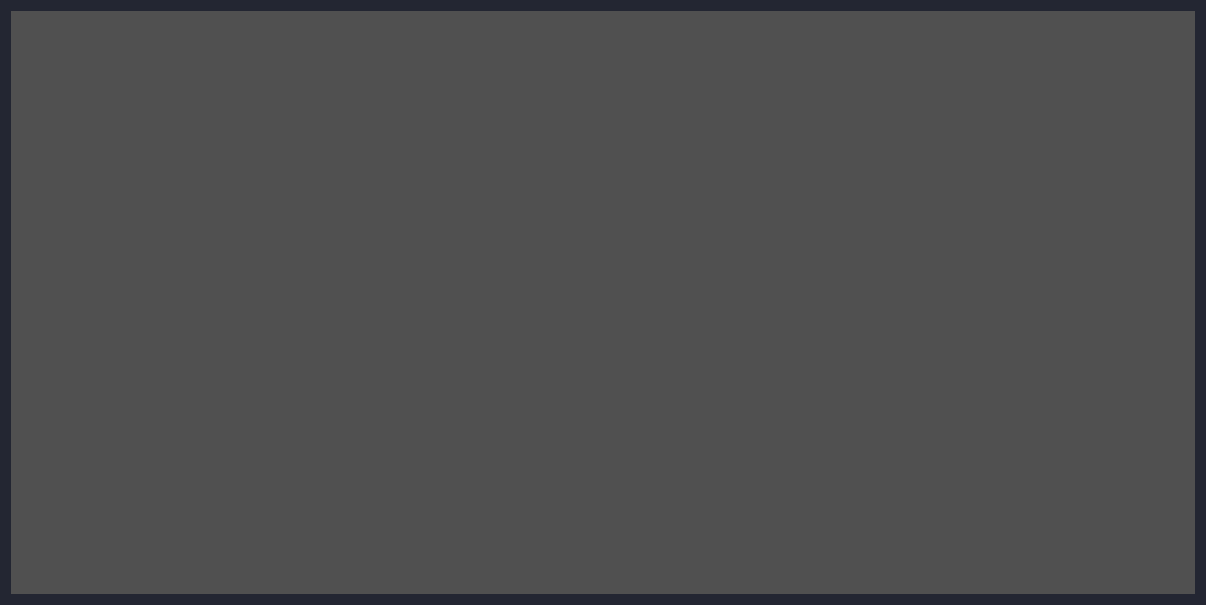
This is qt/administrator.ui in Alexey-Nikolaevic-B/pokazuha as Qt 5 draws it before an edit. The edited form follows.
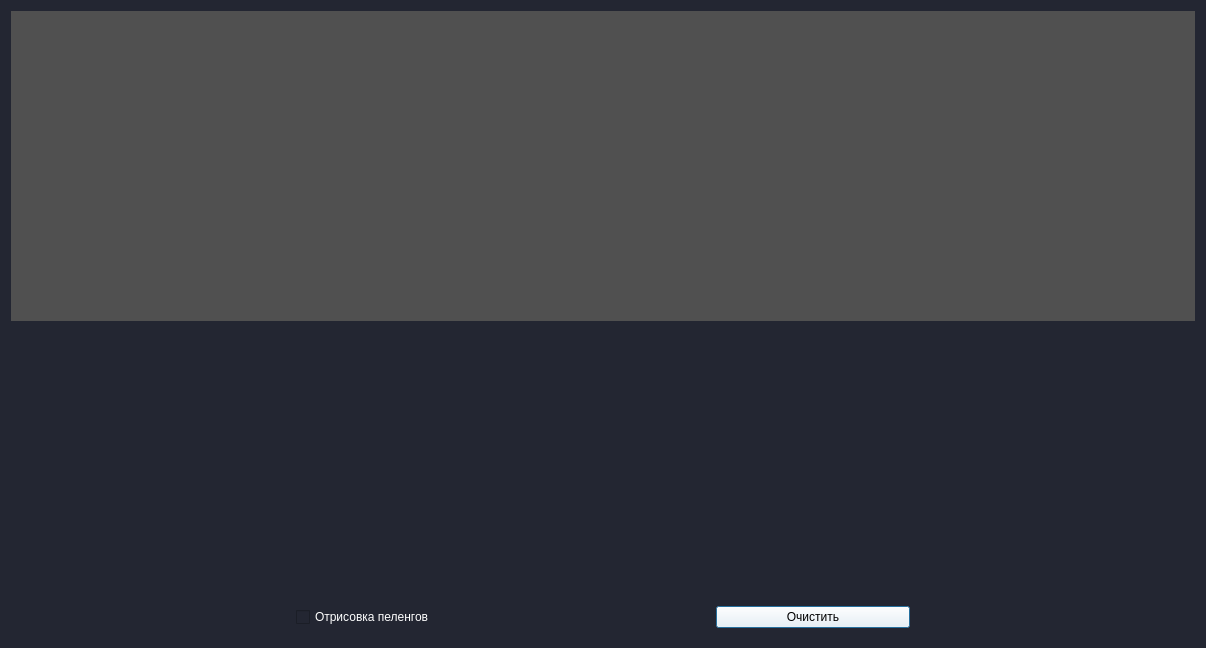
This is the edited form.

Commit message: # admin buttons

Diff of the .ui file:
```diff
--- a/qt/administrator.ui
+++ b/qt/administrator.ui
@@ -7,7 +7,7 @@
     <x>0</x>
     <y>0</y>
     <width>1206</width>
-    <height>605</height>
+    <height>648</height>
    </rect>
   </property>
   <property name="windowTitle">
@@ -24,6 +24,75 @@
      </property>
     </widget>
    </item>
+   <item alignment="Qt::AlignBottom">
+    <widget class="QWidget" name="widget" native="true">
+     <layout class="QHBoxLayout" name="horizontalLayout">
+      <item>
+       <spacer name="horizontalSpacer_2">
+        <property name="orientation">
+         <enum>Qt::Horizontal</enum>
+        </property>
+        <property name="sizeHint" stdset="0">
+         <size>
+          <width>40</width>
+          <height>20</height>
+         </size>
+        </property>
+       </spacer>
+      </item>
+      <item>
+       <widget class="QCheckBox" name="cb_draw">
+        <property name="styleSheet">
+         <string notr="true">color: rgb(255, 255, 255);
+font: 14pt &quot;MS Shell Dlg 2&quot;;</string>
+        </property>
+        <property name="text">
+         <string>Отрисовка пеленгов</string>
+        </property>
+       </widget>
+      </item>
+      <item>
+       <spacer name="horizontalSpacer">
+        <property name="orientation">
+         <enum>Qt::Horizontal</enum>
+        </property>
+        <property name="sizeHint" stdset="0">
+         <size>
+          <width>40</width>
+          <height>20</height>
+         </size>
+        </property>
+       </spacer>
+      </item>
+      <item>
+       <widget class="QPushButton" name="btn_clear">
+        <property name="cursor">
+         <cursorShape>PointingHandCursor</cursorShape>
+        </property>
+        <property name="styleSheet">
+         <string notr="true">background-color: rgb(255,255,255)</string>
+        </property>
+        <property name="text">
+         <string>                    Очистить                    </string>
+        </property>
+       </widget>
+      </item>
+      <item>
+       <spacer name="horizontalSpacer_3">
+        <property name="orientation">
+         <enum>Qt::Horizontal</enum>
+        </property>
+        <property name="sizeHint" stdset="0">
+         <size>
+          <width>40</width>
+          <height>20</height>
+         </size>
+        </property>
+       </spacer>
+      </item>
+     </layout>
+    </widget>
+   </item>
   </layout>
  </widget>
  <resources/>
```
The commit also changes 6 other files.
